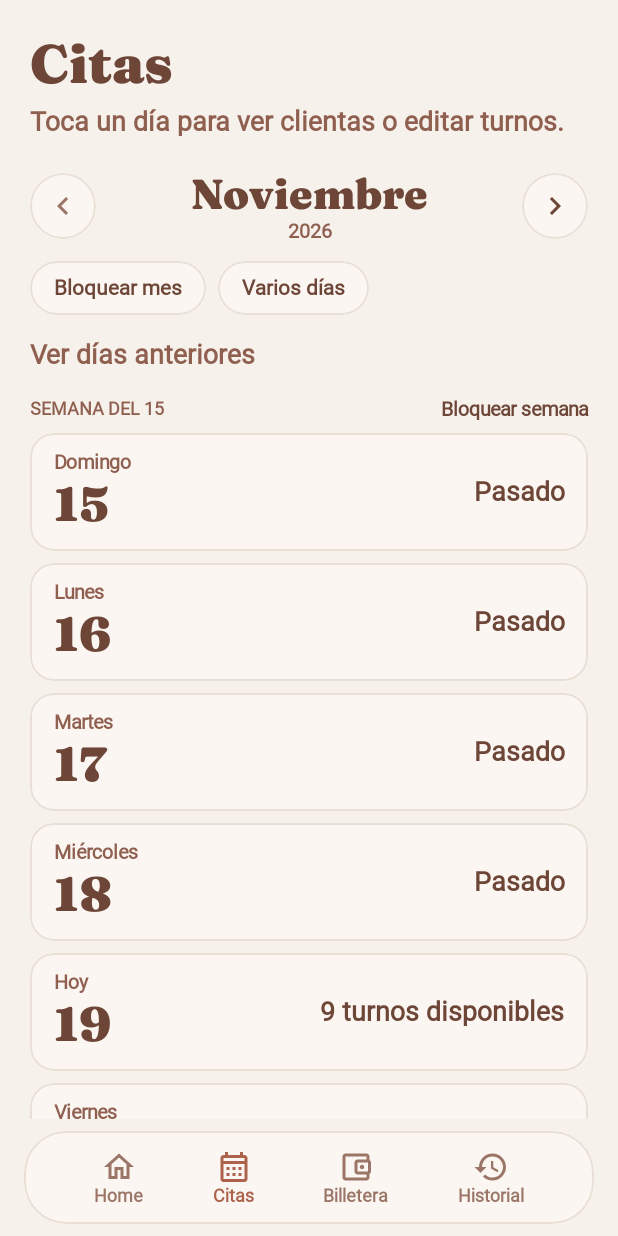
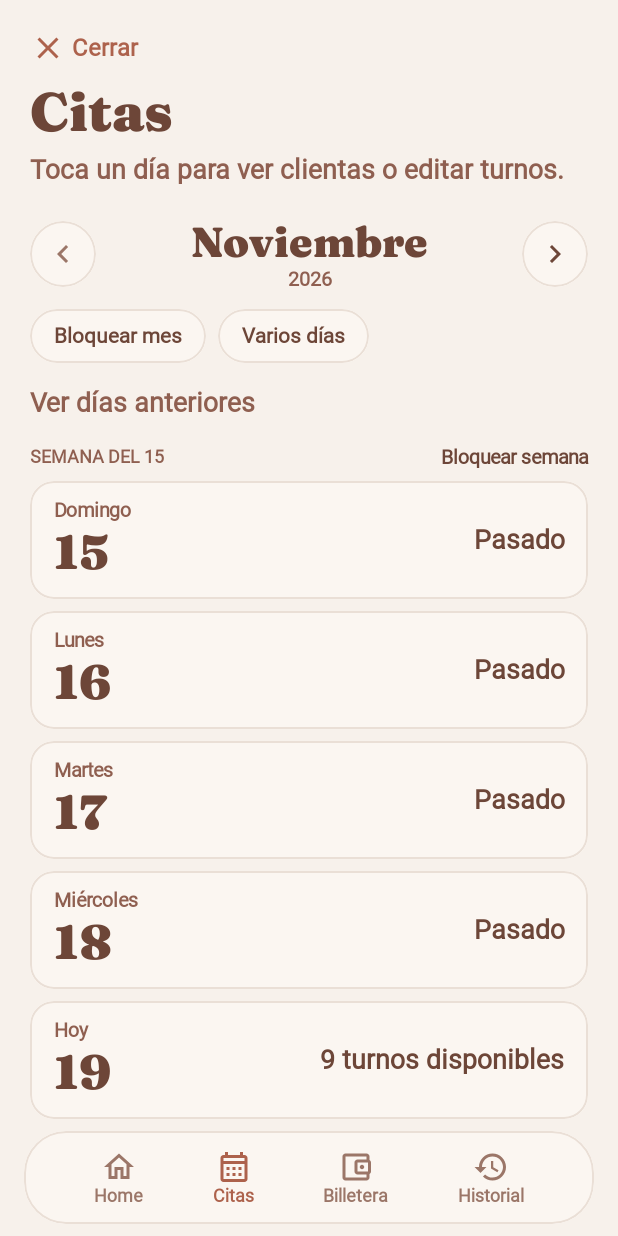
Before and after one commit to Josemilk/Studio-Nails-Beauty-, an Android app built with Jetpack Compose: the screen it shows after launch (MainActivity), after a tap on "Citas", on a phone screen of 412 x 824 dp. Run offline under Robolectric (Android 15) with nearby library versions, the phone set to English and light mode, and no system bars; pictures from the network do not load; Roboto replaces fonts that are not available here; 1 other tap on this screen came first.

Commit message:
Añade cierre X a la sección de citas

```diff
--- a/android/app/src/main/java/com/studionails/beauty/ui/Agenda.kt
+++ b/android/app/src/main/java/com/studionails/beauty/ui/Agenda.kt
@@ -109,7 +109,7 @@ fun CitasScreen(vm: StudioViewModel, serviceId: String?) {
     val monthShut = monthFuture.isNotEmpty() && monthFuture.all { isBlocked(book, it) }
 
     Column(Modifier.fillMaxSize().verticalScroll(rememberScrollState()).padding(20.dp)) {
-        Text("Citas", style = androidx.compose.material3.MaterialTheme.typography.headlineLarge)
+        ScreenTitle("Citas") { vm.back() }
         Text(
             if (role == Role.client) "Elige un día y un horario libre." else "Toca un día para ver clientas o editar turnos.",
             color = Soft,
```
